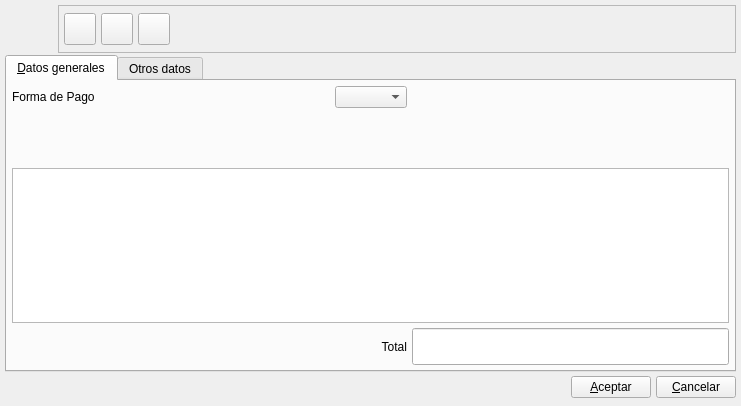
Above: bulmages/bulmafact/plugins/pluginbf_recibo/recibobase.ui from eboladev/Bulmages-1 before the change. Below: the same form after it.
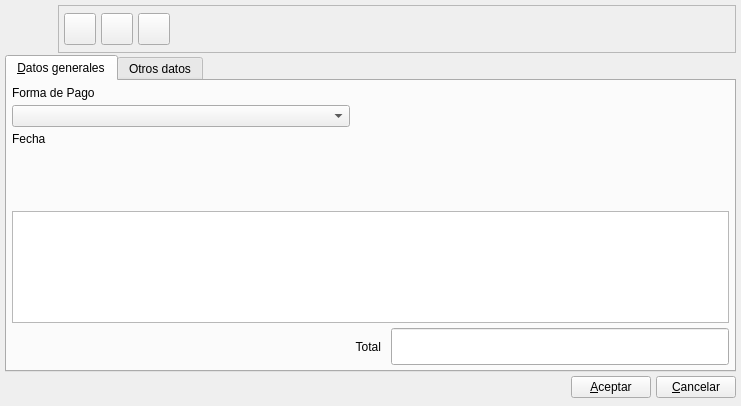
That is the form after the change. Icons and pictures are not drawn. Custom widgets are drawn as their Qt base class.

Commit message:
Modificaciones en la ficha de recibos de una asociacion de tutores de alumnos: mejoramos el layout, anyadimos campo de fecha, actualizacion de totales.
Modificaciones en el SQL que modifica la base de datos para adaptarse a una asociacion de tutores de
alumnos: anyadimos los triggers necesarios para el control en las actualizaciones de lineas de
recibos.

Patch:
```diff
--- a/bulmages/bulmafact/plugins/pluginbf_recibo/recibobase.ui
+++ b/bulmages/bulmafact/plugins/pluginbf_recibo/recibobase.ui
@@ -222,14 +222,6 @@
       <number>0</number>
      </property>
      <widget class="QWidget" name="Tab1" >
-      <property name="geometry" >
-       <rect>
-        <x>0</x>
-        <y>0</y>
-        <width>727</width>
-        <height>284</height>
-       </rect>
-      </property>
       <attribute name="title" >
        <string>&amp;Datos generales</string>
       </attribute>
@@ -240,37 +232,30 @@
        <property name="spacing" >
         <number>5</number>
        </property>
-       <item row="2" column="1" colspan="2" >
-        <widget class="BlSearchWidget" native="1" name="mui_idcliente" >
-         <property name="sizePolicy" >
-          <sizepolicy vsizetype="Preferred" hsizetype="Expanding" >
-           <horstretch>0</horstretch>
-           <verstretch>0</verstretch>
-          </sizepolicy>
-         </property>
-         <property name="minimumSize" >
-          <size>
-           <width>150</width>
-           <height>50</height>
-          </size>
-         </property>
-        </widget>
-       </item>
-       <item row="3" column="0" colspan="3" >
+       <item row="9" column="0" colspan="4" >
         <widget class="BfSubForm" name="mui_list" />
        </item>
-       <item row="1" column="1" >
-        <widget class="BfBuscarFormaPago" name="mui_idforma_pago" />
-       </item>
        <item row="1" column="0" >
         <widget class="QLabel" name="label_2" >
+         <property name="sizePolicy" >
+          <sizepolicy vsizetype="Fixed" hsizetype="Fixed" >
+           <horstretch>0</horstretch>
+           <verstretch>0</verstretch>
+          </sizepolicy>
+         </property>
+         <property name="minimumSize" >
+          <size>
+           <width>150</width>
+           <height>0</height>
+          </size>
+         </property>
          <property name="text" >
           <string>Forma de Pago</string>
          </property>
         </widget>
        </item>
-       <item row="4" column="2" >
-        <widget class="QLineEdit" name="mui_cantrecibo" >
+       <item row="10" column="3" >
+        <widget class="QLineEdit" name="m_cantrecibo" >
          <property name="font" >
           <font>
            <pointsize>19</pointsize>
@@ -286,7 +271,7 @@
          </property>
         </widget>
        </item>
-       <item row="4" column="1" >
+       <item row="10" column="1" >
         <widget class="QLabel" name="textLabel2_5" >
          <property name="text" >
           <string>Total</string>
@@ -299,7 +284,7 @@
          </property>
         </widget>
        </item>
-       <item row="4" column="0" >
+       <item row="10" column="0" >
         <spacer>
          <property name="orientation" >
           <enum>Qt::Horizontal</enum>
@@ -312,6 +297,54 @@
          </property>
         </spacer>
        </item>
+       <item row="6" column="0" >
+        <widget class="QLabel" name="label_3" >
+         <property name="text" >
+          <string>Fecha</string>
+         </property>
+        </widget>
+       </item>
+       <item row="7" column="0" >
+        <widget class="BlDateSearch" native="1" name="mui_fecharecibo" >
+         <property name="sizePolicy" >
+          <sizepolicy vsizetype="Fixed" hsizetype="Fixed" >
+           <horstretch>0</horstretch>
+           <verstretch>0</verstretch>
+          </sizepolicy>
+         </property>
+         <property name="minimumSize" >
+          <size>
+           <width>150</width>
+           <height>0</height>
+          </size>
+         </property>
+         <property name="maximumSize" >
+          <size>
+           <width>50</width>
+           <height>50</height>
+          </size>
+         </property>
+        </widget>
+       </item>
+       <item row="2" column="0" >
+        <widget class="BfBuscarFormaPago" name="mui_idforma_pago" />
+       </item>
+       <item row="8" column="0" >
+        <widget class="BlSearchWidget" native="1" name="mui_idcliente" >
+         <property name="sizePolicy" >
+          <sizepolicy vsizetype="Preferred" hsizetype="Expanding" >
+           <horstretch>0</horstretch>
+           <verstretch>0</verstretch>
+          </sizepolicy>
+         </property>
+         <property name="minimumSize" >
+          <size>
+           <width>150</width>
+           <height>50</height>
+          </size>
+         </property>
+        </widget>
+       </item>
       </layout>
      </widget>
      <widget class="QWidget" name="tabOtros" >
@@ -429,6 +462,11 @@
    <extends>QComboBox</extends>
    <header>bfbuscarformapago.h</header>
   </customwidget>
+  <customwidget>
+   <class>BlDateSearch</class>
+   <extends>QWidget</extends>
+   <header>bldatesearch.h</header>
+  </customwidget>
  </customwidgets>
  <resources>
   <include location="../../../bulmages.qrc" />
```
Left out of the diff: 22 changed lines with no effect on the pictures. The commit also changes 4 other files.
